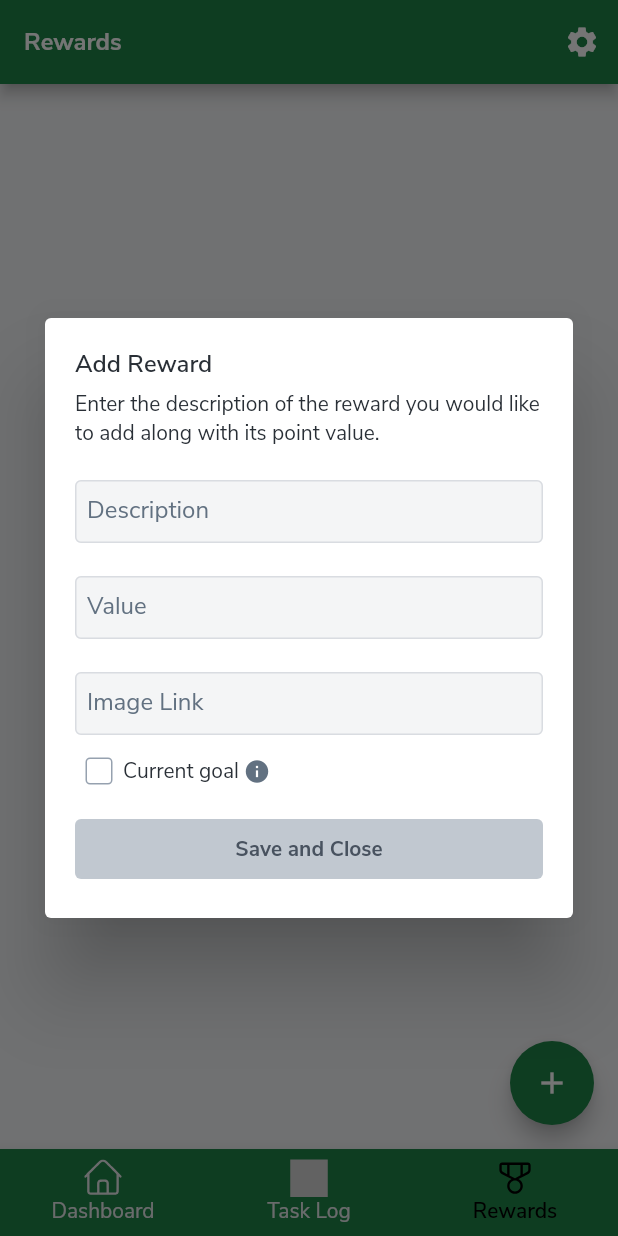
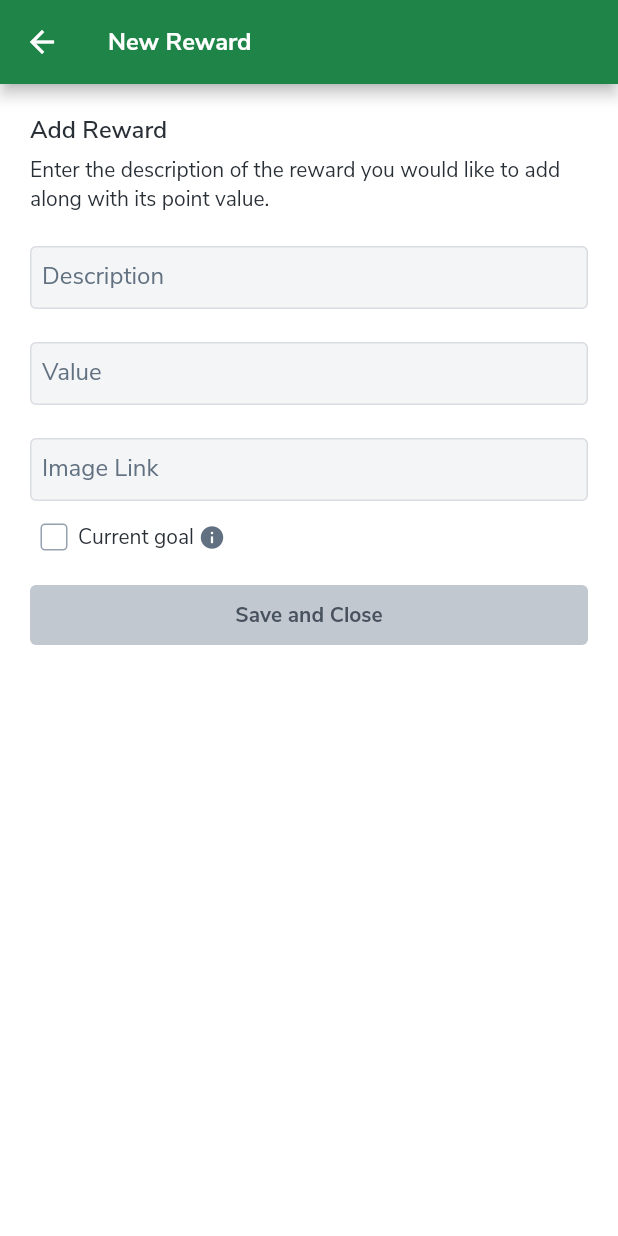
Before and after one commit to sydrichards31/my-productivity-rewards, a Flutter app: the screen it shows after launch, item 3 of the bottom bar chosen, after a tap on the "add" icon, on a phone screen of 412 x 824 dp. Run offline on Flutter 3.47's test engine with Material 3 defaults, Android fonts, the phone set to English and light mode, and no system bars; our stand-ins replace equatable, flutter_bloc, flutter_secure_storage, flutter_svg, get_it, shared_preferences and 1 more; missing offline and left inert: amazon_image; accounts and stored records are empty.

Commit message:
navigation and tab color updates

```diff
--- a/lib/components/components.dart
+++ b/lib/components/components.dart
@@ -9,6 +9,7 @@ export 'mpr_failure_text.dart';
 export 'mpr_loader.dart';
 export 'mpr_navigation_scaffold.dart';
 export 'mpr_points_header.dart';
+export 'mpr_route.dart';
 export 'mpr_single_line_item.dart';
 export 'mpr_snackbar.dart';
 export 'mpr_tab_bar.dart';
--- /dev/null
+++ b/lib/components/mpr_route.dart
@@ -0,0 +1,56 @@
+import 'package:flutter/material.dart';
+
+/// Custom Route with an animation to slide in from the right.
+class MPRRoute<T> extends MaterialPageRoute<T> {
+  MPRRoute({
+    required Widget widget,
+    super.fullscreenDialog,
+  }) : super(
+          builder: (context) => widget,
+        );
+
+  @override
+  Widget buildTransitions(
+    BuildContext context,
+    Animation<double> animation,
+    Animation<double> secondaryAnimation,
+    Widget child,
+  ) {
+    final platform = Theme.of(context).platform;
+
+    // For non-dialog iOS routes, use default transition to support swipe back gestures.
+    if (platform == TargetPlatform.iOS && !fullscreenDialog) {
+      return super
+          .buildTransitions(context, animation, secondaryAnimation, child);
+    }
+
+    final offsetAnimation = animation.drive(
+      Tween(
+        begin: const Offset(1.0, 0.0),
+        end: Offset.zero,
+      ),
+    );
+    return SlideTransition(
+      position: offsetAnimation,
+      child: child,
+    );
+  }
+}
+
+class MobNoAnimationRoute<T> extends MaterialPageRoute<T> {
+  MobNoAnimationRoute({
+    required Widget widget,
+  }) : super(
+          builder: (context) => widget,
+        );
+
+  @override
+  Widget buildTransitions(
+    BuildContext context,
+    Animation<double> animation,
+    Animation<double> secondaryAnimation,
+    Widget child,
+  ) {
+    return child;
+  }
+}
--- a/lib/modules/rewards/add_new_reward/add_new_reward.dart
+++ b/lib/modules/rewards/add_new_reward/add_new_reward.dart
@@ -21,9 +21,10 @@ class AddNewReward extends StatelessWidget {
         },
         builder: (context, state) {
           final cubit = context.read<AddNewRewardCubit>();
-          return Dialog(
-            insetPadding: const EdgeInsets.all(30),
-            child: GestureDetector(
+          return Scaffold(
+            appBar: MPRAppBar(title: 'New Reward'),
+            backgroundColor: Colors.white,
+            body: GestureDetector(
               behavior: HitTestBehavior.translucent,
               onTap: () => FocusScope.of(context).unfocus(),
               child: SizedBox(
--- a/lib/modules/rewards/rewards.dart
+++ b/lib/modules/rewards/rewards.dart
@@ -89,9 +89,11 @@ class Rewards extends StatelessWidget {
               backgroundColor: ColorPalette.green,
               child: const Icon(Icons.add),
               onPressed: () async {
-                final result = await showDialog<bool?>(
-                  context: context,
-                  builder: (context) => AddNewReward(),
+                final result = await Navigator.push<bool?>(
+                  context,
+                  MPRRoute(
+                    widget: const AddNewReward(),
+                  ),
                 );
                 if (context.mounted && result != null && result) {
                   await context.read<MyRewardsCubit>().initializeMyRewards();
--- a/lib/modules/tabs/tabs.dart
+++ b/lib/modules/tabs/tabs.dart
@@ -59,9 +59,9 @@ class Tabs extends StatelessWidget {
                         currentIndex: selectedTabIndex,
                         onTap: (index) async =>
                             tabsCubit.selectTab(state.tabs[index]),
-                        selectedItemColor: Colors.black,
+                        selectedItemColor: ColorPalette.platinum.shade500,
                         selectedLabelStyle: MPRTextStyles.regularSemiBold,
-                        unselectedItemColor: ColorPalette.platinum.shade500,
+                        unselectedItemColor: Colors.black,
                         unselectedLabelStyle: MPRTextStyles.regular,
                       )
                     : null,
@@ -107,18 +107,13 @@ BottomNavigationBarItem _buildBottomNavigationBarItem({
   required ColorPalette colorPalette,
 }) {
   return BottomNavigationBarItem(
-    icon: SvgAdapter.asset(
+    icon: SvgAdapter.asset(icon, width: 25, height: 25, color: Colors.black),
+    activeIcon: SvgAdapter.asset(
       icon,
       width: 25,
       height: 25,
       color: ColorPalette.platinum.shade500,
     ),
-    activeIcon: SvgAdapter.asset(
-      icon,
-      width: 25,
-      height: 25,
-      color: Colors.black,
-    ),
     label: label,
   );
 }
--- a/lib/modules/task_log/task_log.dart
+++ b/lib/modules/task_log/task_log.dart
@@ -25,7 +25,7 @@ class TaskLog extends StatelessWidget {
           } else if (state.tasks.isEmpty) {
             bodyWidget = Center(
               child: Text(
-                'No rewards saved',
+                'No tasks recorded',
                 style: MPRTextStyles.large,
               ),
             );
--- a/pubspec.yaml
+++ b/pubspec.yaml
@@ -31,6 +31,7 @@ dependencies:
   amazon_image: ^0.0.6
   collection: ^1.19.0
   cupertino_icons: ^1.0.8
+  dotted_border: ^2.1.0
   equatable: ^2.0.7
   flutter:
     sdk: flutter
@@ -38,8 +39,11 @@ dependencies:
   flutter_secure_storage: ^9.0.0
   flutter_svg: ^1.0.3
   get_it: ^7.2.0
+  image_picker: ^1.1.2
   intl: ^0.19.0
+  open_filex: ^4.6.0
   path: ^1.8.3
+  path_provider: ^2.1.5
   shared_preferences: ^2.5.2
   sqflite: ^2.2.2
   url_launcher: ^6.3.1
```
Also changed, not shown: pubspec.lock, 3 other files.
